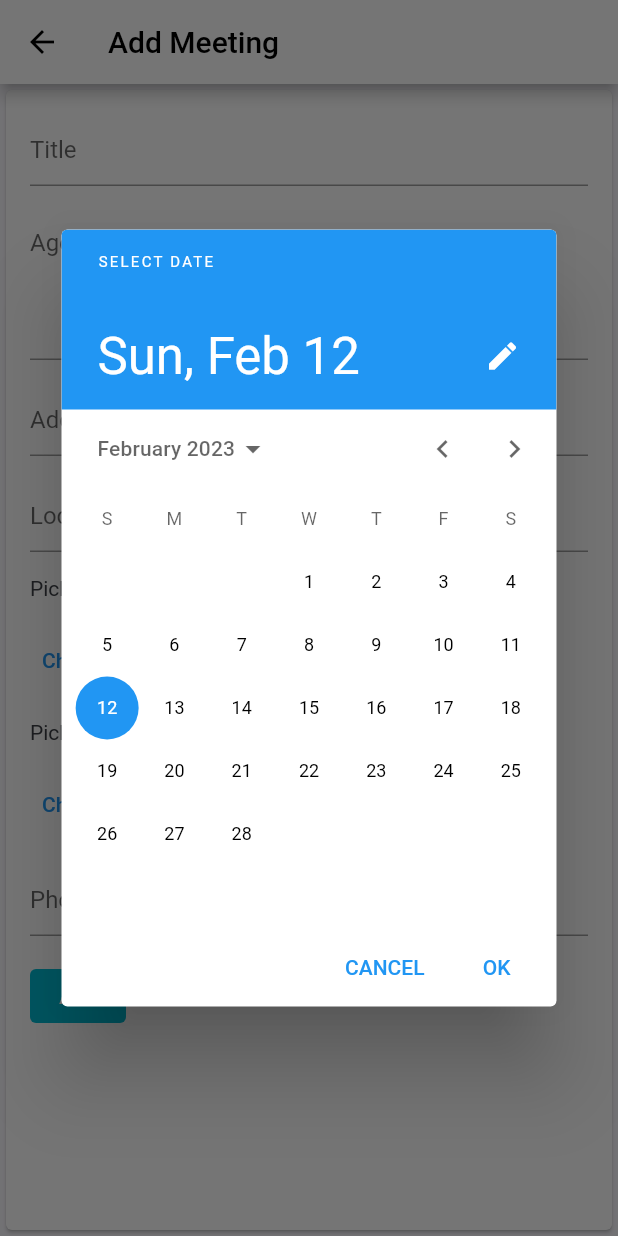
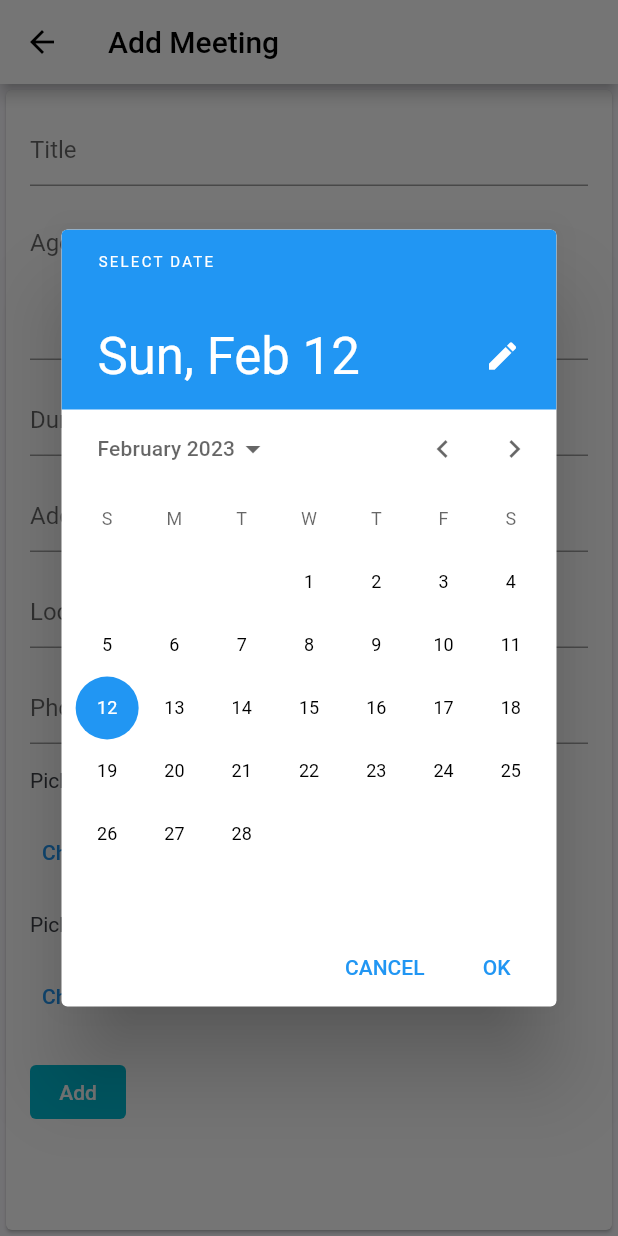
Before and after one commit to tee-jaay/stsks, a Flutter app: the MeetingCreateScreen screen opened by its route, after a tap on "Choose date", on a phone screen of 412 x 824 dp. Run offline on Flutter 3.47's test engine with Material 2 defaults, Android fonts, the phone set to English and light mode, and no system bars; our stand-ins replace animated_text_kit, date_format, flutter_animate, flutter_dotenv; missing offline and left inert: draw_graph, graphic, jwt_decode.

Commit message:
new meeting with focus node

```diff
--- a/lib/screens/dashboard/projects/meeting/create/meeting_create_screen.dart
+++ b/lib/screens/dashboard/projects/meeting/create/meeting_create_screen.dart
@@ -1,3 +1,4 @@
+import 'package:flutter/foundation.dart';
 import 'package:flutter/material.dart';
 import 'package:provider/provider.dart';
 import 'package:intl/intl.dart';
@@ -16,6 +17,15 @@ class MeetingCreateScreen extends StatefulWidget {
 }
 
 class _MeetingCreateScreenState extends State<MeetingCreateScreen> {
+
+  final FocusNode _durationFocusNode = FocusNode();
+  final FocusNode _agendaFocusNode = FocusNode();
+  final FocusNode _locationFocusNode = FocusNode();
+  final FocusNode _addressFocusNode = FocusNode();
+  final FocusNode _phoneFocusNode = FocusNode();
+  final FocusNode _dateFocusNode = FocusNode();
+  final FocusNode _timeFocusNode = FocusNode();
+
   final TextEditingController _titleController = TextEditingController();
   final TextEditingController _durationController = TextEditingController();
   final TextEditingController _agendaController = TextEditingController();
@@ -23,21 +33,22 @@ class _MeetingCreateScreenState extends State<MeetingCreateScreen> {
   final TextEditingController _addressController = TextEditingController();
   final TextEditingController _phoneController = TextEditingController();
   late DateTime _selectedDate = DateTime.now();
+  late TimeOfDay _selectedTime = TimeOfDay.now();
 
   Future<void> _selectDate() async {
+    BuildContext dialogContext = context;
     final DateTime? picked = await showDatePicker(
-      context: context,
+      context: dialogContext,
       initialDate: _selectedDate,
       firstDate: DateTime(2015, 8),
       lastDate: DateTime(2101),
     );
-    if (picked != null && picked != _selectedDate)
+    if (picked != null && picked != _selectedDate) {
       setState(() {
         _selectedDate = picked;
       });
+    }
   }
-
-  late TimeOfDay _selectedTime = TimeOfDay.now();
 
   Future<void> _selectTime() async {
     final TimeOfDay? picked = await showTimePicker(
@@ -85,7 +96,9 @@ class _MeetingCreateScreenState extends State<MeetingCreateScreen> {
         )));
       }
     }).catchError((err) {
-      print(err.toString());
+      if (kDebugMode) {
+        print(err.toString());
+      }
     });
   }
 
@@ -119,26 +132,50 @@ class _MeetingCreateScreenState extends State<MeetingCreateScreen> {
                   autofocus: true,
                   controller: _titleController,
                   decoration: const InputDecoration(hintText: 'Title'),
+                  onEditingComplete: () => FocusScope.of(context).requestFocus(_agendaFocusNode),
                 ),
                 const SizedBox(height: appDefaultSpace,),
                 TextField(
+                  focusNode: _agendaFocusNode,
                   controller: _agendaController,
                   decoration: const InputDecoration(
                     hintText: 'Agenda',
                   ),
                   maxLines: 4,
+                  onEditingComplete: () => FocusScope.of(context).requestFocus(_durationFocusNode),
                 ),
                 const SizedBox(height: appDefaultSpace,),
                 TextField(
-                  autofocus: true,
-                  controller: _addressController,
-                  decoration: const InputDecoration(hintText: 'Address'),
+                  focusNode: _durationFocusNode,
+                  controller: _durationController,
+                  decoration: const InputDecoration(
+                    hintText: 'Duration in (hr:min)',
+                  ),
+                  onEditingComplete: () => FocusScope.of(context).requestFocus(_addressFocusNode),
                 ),
                 const SizedBox(height: appDefaultSpace,),
                 TextField(
-                  autofocus: true,
+                  focusNode: _addressFocusNode,
+                  controller: _addressController,
+                  decoration: const InputDecoration(hintText: 'Address'),
+                  onEditingComplete: () => FocusScope.of(context).requestFocus(_locationFocusNode),
+                ),
+                const SizedBox(height: appDefaultSpace,),
+                TextField(
+                  focusNode: _locationFocusNode,
                   controller: _locationController,
                   decoration: const InputDecoration(hintText: 'Location'),
+                  onEditingComplete: () => FocusScope.of(context).requestFocus(_phoneFocusNode),
+                ),
+                const SizedBox(height: appDefaultSpace,),
+                TextField(
+                  focusNode: _phoneFocusNode,
+                  keyboardType: TextInputType.phone,
+                  controller: _phoneController,
+                  decoration: const InputDecoration(
+                    hintText: 'Phone',
+                  ),
+                  onEditingComplete: () => FocusScope.of(context).requestFocus(_dateFocusNode),
                 ),
                 const SizedBox(height: appDefaultSpace,),
                 Text(
@@ -148,6 +185,7 @@ class _MeetingCreateScreenState extends State<MeetingCreateScreen> {
                 ),
                 const SizedBox(height: appDefaultSpace,),
                 TextButton(
+                  focusNode: _dateFocusNode,
                   onPressed: _selectDate,
                   child: const Text('Choose date'),
                 ),
@@ -159,17 +197,11 @@ class _MeetingCreateScreenState extends State<MeetingCreateScreen> {
                 ),
                 const SizedBox(height: appDefaultSpace,),
                 TextButton(
+                  focusNode: _timeFocusNode,
                   onPressed: _selectTime,
-                  child: Text('Choose time'),
+                  child: const Text('Choose time'),
                 ),
-                const SizedBox(height: appDefaultSpace,),
-                TextField(
-                  keyboardType: TextInputType.phone,
-                  controller: _phoneController,
-                  decoration: const InputDecoration(
-                    hintText: 'Phone',
-                  ),
-                ),
+
                 const SizedBox(height: appDefaultSpace,),
                 TextButton(
                     onPressed: () => _handleSubmit(
```
